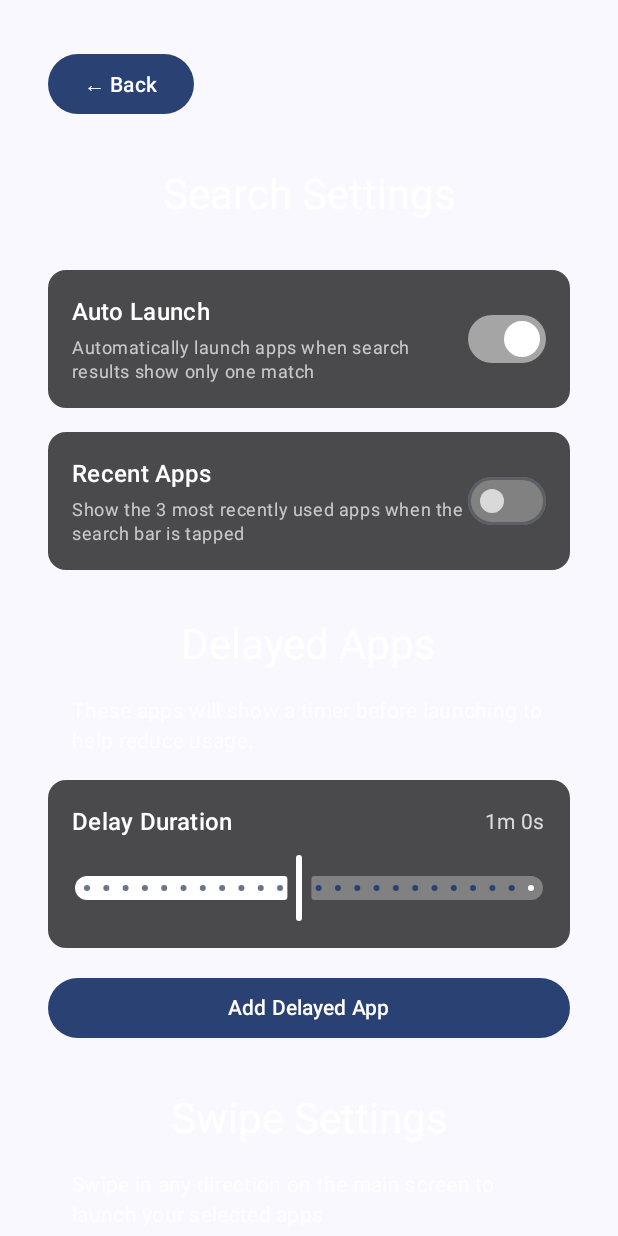
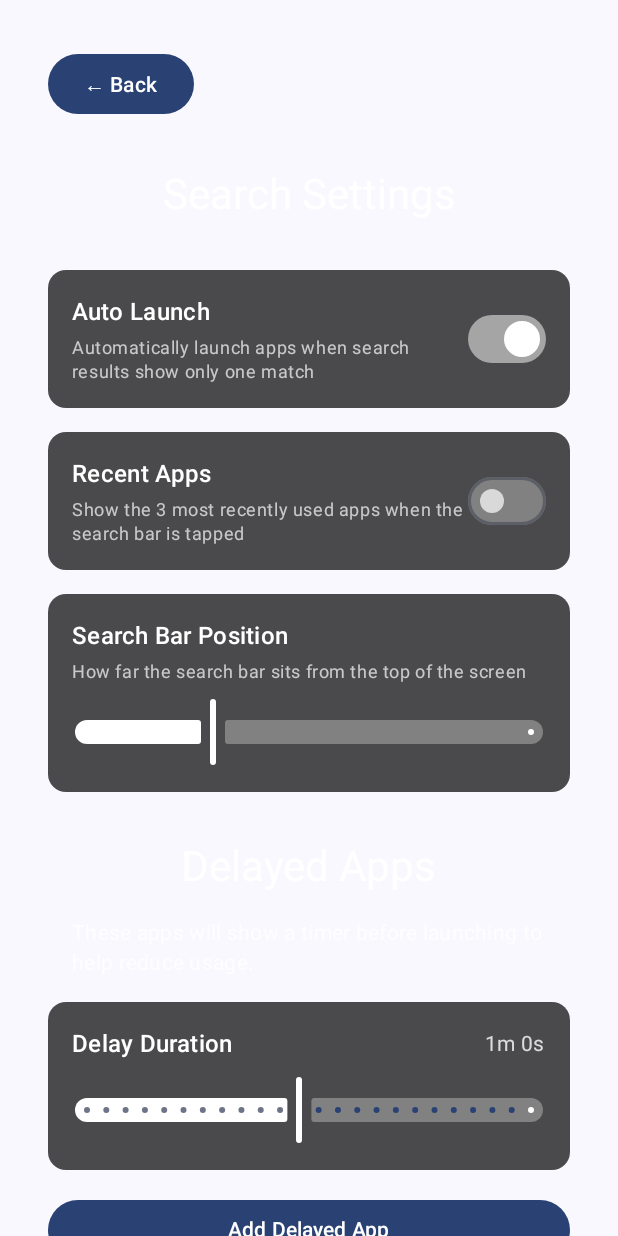
Before and after one commit to vinayakankugoyal/vibelauncher, an Android app built with Jetpack Compose: the composable SettingsScreen shown on its own in the app's theme, on a phone screen of 412 x 824 dp. Run offline under Robolectric (Android 15) with nearby library versions, the phone set to English and light mode, and no system bars.

Commit message:
feat: make the search bar position customizable

```diff
--- a/app/src/main/java/com/pizza/vibelauncher/MainActivity.kt
+++ b/app/src/main/java/com/pizza/vibelauncher/MainActivity.kt
@@ -167,6 +167,10 @@ class AppLauncherViewModel : ViewModel() {
     private val _recentAppsEnabled = MutableStateFlow(false)
     val recentAppsEnabled: StateFlow<Boolean> = _recentAppsEnabled.asStateFlow()
 
+    // Distance of the search bar from the top of the screen, in dp
+    private val _searchBarOffset = MutableStateFlow(175)
+    val searchBarOffset: StateFlow<Int> = _searchBarOffset.asStateFlow()
+
     private lateinit var sharedPrefs: SharedPreferences
 
     fun onSearchTextChanged(text: String) {
@@ -242,6 +246,7 @@ class AppLauncherViewModel : ViewModel() {
         loadAutoLaunchSetting()
         loadDelayDuration()
         loadRecentAppsEnabled()
+        loadSearchBarOffset()
     }
 
     private fun loadSavedSwipeApps() {
@@ -275,6 +280,15 @@ class AppLauncherViewModel : ViewModel() {
 
     private fun loadRecentAppsEnabled() {
         _recentAppsEnabled.value = sharedPrefs.getBoolean("recent_apps_enabled", false)
+    }
+
+    private fun loadSearchBarOffset() {
+        _searchBarOffset.value = sharedPrefs.getInt("search_bar_offset", 175)
+    }
+
+    fun setSearchBarOffset(offset: Int) {
+        _searchBarOffset.value = offset
+        sharedPrefs.edit { putInt("search_bar_offset", offset) }
     }
 
     fun setRecentAppsEnabled(enabled: Boolean) {
@@ -748,6 +762,7 @@ fun AppLauncherScreen(viewModel: AppLauncherViewModel) {
     val autoLaunchEnabled by viewModel.autoLaunchEnabled.collectAsState()
     val recentApps by viewModel.recentApps.collectAsState()
     val recentAppsEnabled by viewModel.recentAppsEnabled.collectAsState()
+    val searchBarOffset by viewModel.searchBarOffset.collectAsState()
     val context = LocalContext.current
     val keyboardController = LocalSoftwareKeyboardController.current
     val focusManager = LocalFocusManager.current
@@ -846,7 +861,7 @@ fun AppLauncherScreen(viewModel: AppLauncherViewModel) {
         Column(
             modifier = Modifier
                 .fillMaxWidth()
-                .padding(top = 175.dp) // Fixed distance from top
+                .padding(top = searchBarOffset.dp) // User-configurable distance from top
                 .background(Color.Black.copy(alpha = 0.3f), RoundedCornerShape(28.dp))
                 .border(
                     1.5.dp,
@@ -918,7 +933,7 @@ fun AppLauncherScreen(viewModel: AppLauncherViewModel) {
                 shape = RoundedCornerShape(16.dp),
                 modifier = Modifier
                     .fillMaxWidth()
-                    .padding(top = 285.dp) // Fixed distance from top (search bar + spacing)
+                    .padding(top = (searchBarOffset + 110).dp) // Below the search bar
             ) {
                 if (filteredApps.isEmpty()) {
                     Box(
@@ -968,7 +983,7 @@ fun AppLauncherScreen(viewModel: AppLauncherViewModel) {
                 shape = RoundedCornerShape(16.dp),
                 modifier = Modifier
                     .fillMaxWidth()
-                    .padding(top = 285.dp) // Fixed distance from top (search bar + spacing)
+                    .padding(top = (searchBarOffset + 110).dp) // Below the search bar
             ) {
                 LazyColumn(
                     modifier = Modifier.padding(4.dp),
@@ -1157,6 +1172,40 @@ fun SettingsScreen(viewModel: AppLauncherViewModel) {
             }
         }
 
+        Spacer(modifier = Modifier.height(16.dp))
+
+        // Search bar position slider
+        Card(
+            colors = CardDefaults.cardColors(containerColor = Color.Black.copy(alpha = 0.7f)),
+            modifier = Modifier.fillMaxWidth()
+        ) {
+            Column(modifier = Modifier.padding(16.dp)) {
+                val searchBarOffset by viewModel.searchBarOffset.collectAsState()
+                Text(
+                    "Search Bar Position",
+                    style = MaterialTheme.typography.titleMedium,
+                    color = Color.White
+                )
+                Spacer(modifier = Modifier.height(4.dp))
+                Text(
+                    "How far the search bar sits from the top of the screen",
+                    style = MaterialTheme.typography.bodySmall,
+                    color = Color.White.copy(alpha = 0.7f)
+                )
+                Spacer(modifier = Modifier.height(8.dp))
+                Slider(
+                    value = searchBarOffset.toFloat(),
+                    onValueChange = { viewModel.setSearchBarOffset(it.toInt()) },
+                    valueRange = 60f..450f,
+                    colors = SliderDefaults.colors(
+                        thumbColor = Color.White,
+                        activeTrackColor = Color.White,
+                        inactiveTrackColor = Color.White.copy(alpha = 0.3f)
+                    )
+                )
+            }
+        }
+
         Spacer(modifier = Modifier.height(32.dp))
 
         Text(
```
